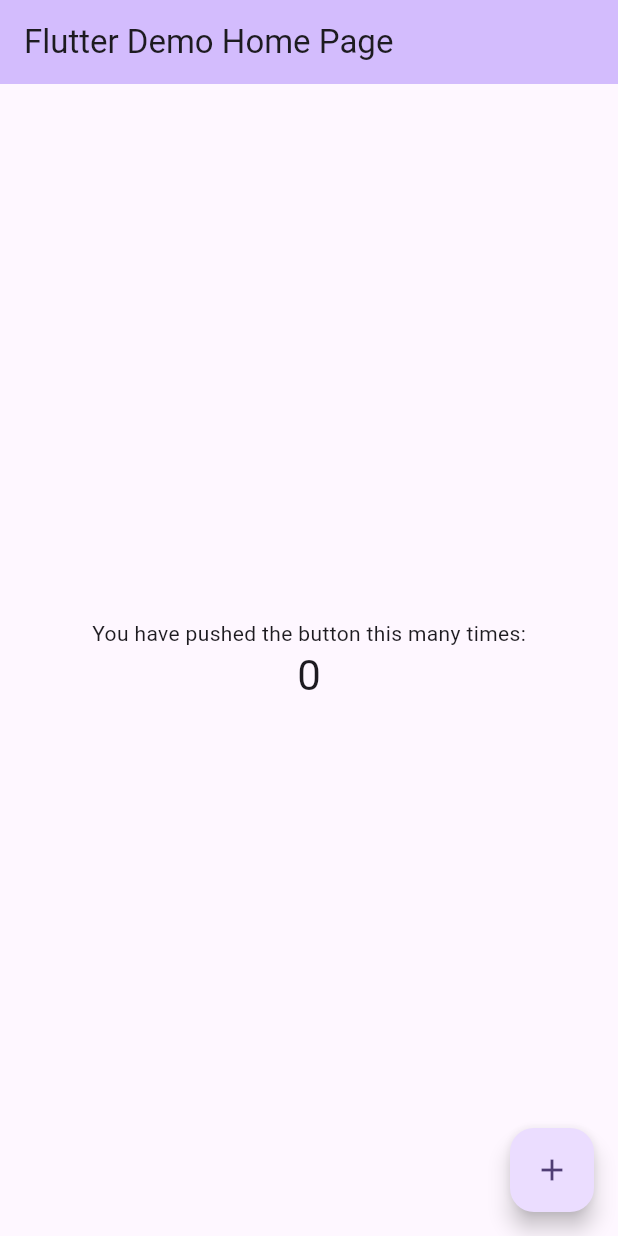
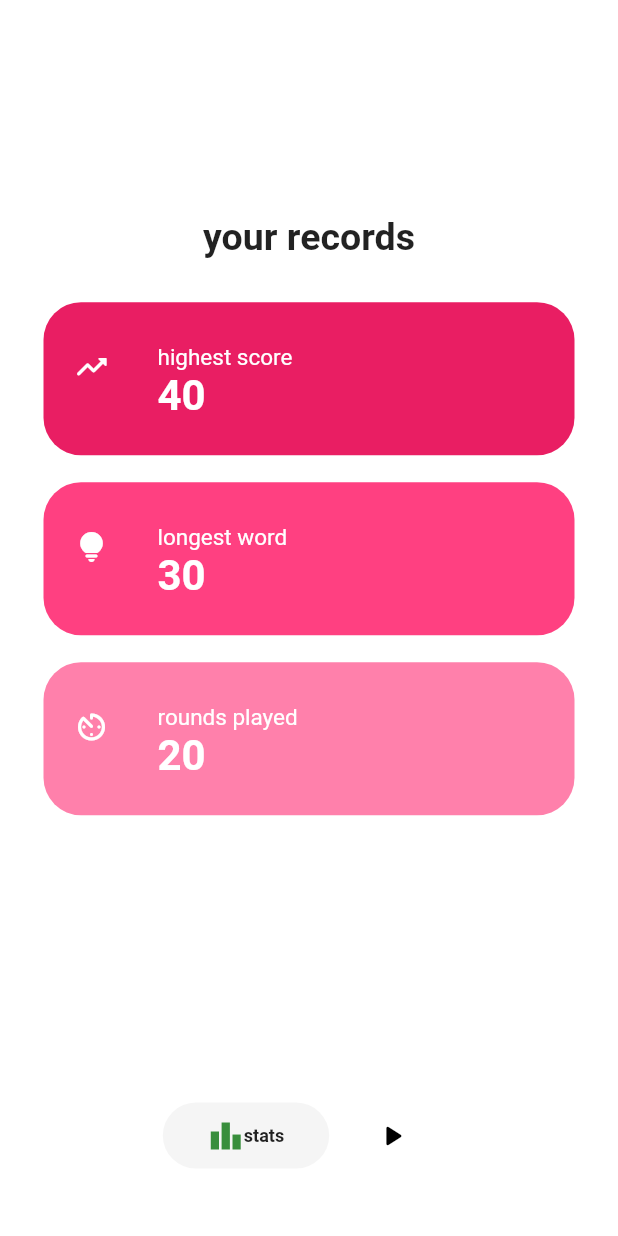
Before and after one commit to Candyzorua/floral_rain, a Flutter app: the screen it shows after launch, on a phone screen of 412 x 824 dp. Run offline on Flutter 3.47's test engine with Material 2 defaults, Android fonts, the phone set to English and light mode, and no system bars; drawn by our look-alikes of google_nav_bar; Roboto replaces fonts that are missing (ZenKakuGothicAntique).

Commit message:
Completed skeletons for Stats page and Start Game page

```diff
--- /dev/null
+++ b/lib/components/bottom_nav_bar.dart
@@ -0,0 +1,27 @@
+import 'package:floral_rain/const.dart';
+import 'package:flutter/material.dart';
+import 'package:google_nav_bar/google_nav_bar.dart';
+
+class BottomNavBar extends StatelessWidget {
+  const BottomNavBar({super.key, required this.onTabChange});
+  final void Function(int tabNum)? onTabChange;
+
+  @override
+  Widget build(BuildContext context) {
+    return Container(
+      margin: const EdgeInsets.all(45),
+      child: GNav(
+        onTabChange: (value) => {onTabChange!(value)},
+        padding: const EdgeInsets.symmetric(vertical: 10, horizontal: 30),
+          tabBorderRadius: 25.0,
+          mainAxisAlignment: MainAxisAlignment.center,
+          tabBackgroundColor: Colors.grey.shade100,
+          activeColor: Colors.green[700],
+          haptic: true,
+          tabs: [
+            GButton(icon: Icons.leaderboard, text: 'stats', textStyle: BOTTOM_NAVBAR_STYLE,),
+            GButton(icon: Icons.play_arrow_rounded, text: 'play', textStyle: BOTTOM_NAVBAR_STYLE,)
+          ]),
+    );
+  }
+}
--- /dev/null
+++ b/lib/const.dart
@@ -0,0 +1,26 @@
+import 'package:flutter/material.dart';
+
+// background color for entire app
+Color BGCOLOR = Colors.white;
+Color BOTTOM_SHEET_COLOR = Colors.white;
+
+// navbar text styles
+TextStyle BOTTOM_NAVBAR_STYLE =
+    const TextStyle(fontSize: 12, fontWeight: FontWeight.bold, fontFamily: 'ZenKakuGothicAntique');
+
+// game start page text styles
+TextStyle START_GAME_SMALL_TEXT_STYLE =
+const TextStyle(fontSize: 15, fontWeight: FontWeight.w400, fontFamily: 'ZenKakuGothicAntique');
+TextStyle START_GAME_LARGE_TEXT_STYLE =
+const TextStyle(fontSize: 25, fontWeight: FontWeight.w700, fontFamily: 'ZenKakuGothicAntique');
+
+// stats page text styles
+TextStyle STATS_SMALL_TEXT_STYLE =
+const TextStyle(fontSize: 15, fontWeight: FontWeight.w400, fontFamily: 'ZenKakuGothicAntique');
+TextStyle STATS_LARGE_TEXT_STYLE =
+const TextStyle(fontSize: 25, fontWeight: FontWeight.w700, fontFamily: 'ZenKakuGothicAntique');
+
+TextStyle STATS_TITLE_TEXT_STYLE =
+const TextStyle(fontSize: 15, color: Colors.white, fontWeight: FontWeight.w400, fontFamily: 'ZenKakuGothicAntique');
+TextStyle STATS_SUBTITLE_TEXT_STYLE =
+const TextStyle(fontSize: 28, color: Colors.white, fontWeight: FontWeight.w700, fontFamily: 'ZenKakuGothicAntique');
--- a/lib/main.dart
+++ b/lib/main.dart
@@ -1,3 +1,4 @@
+import 'pages/home_page.dart';
 import 'package:flutter/material.dart';
 
 void main() {
@@ -7,119 +8,11 @@ void main() {
 class MyApp extends StatelessWidget {
   const MyApp({super.key});
 
-  // This widget is the root of your application.
   @override
   Widget build(BuildContext context) {
-    return MaterialApp(
-      title: 'Flutter Demo',
-      theme: ThemeData(
-        // This is the theme of your application.
-        //
-        // TRY THIS: Try running your application with "flutter run". You'll see
-        // the application has a blue toolbar. Then, without quitting the app,
-        // try changing the seedColor in the colorScheme below to Colors.green
-        // and then invoke "hot reload" (save your changes or press the "hot
-        // reload" button in a Flutter-supported IDE, or press "r" if you used
-        // the command line to start the app).
-        //
-        // Notice that the counter didn't reset back to zero; the application
-        // state is not lost during the reload. To reset the state, use hot
-        // restart instead.
-        //
-        // This works for code too, not just values: Most code changes can be
-        // tested with just a hot reload.
-        colorScheme: ColorScheme.fromSeed(seedColor: Colors.deepPurple),
-        useMaterial3: true,
-      ),
-      home: const MyHomePage(title: 'Flutter Demo Home Page'),
+    return const MaterialApp(
+      debugShowCheckedModeBanner: false,
+      home: HomePage()
     );
   }
 }
-
-class MyHomePage extends StatefulWidget {
-  const MyHomePage({super.key, required this.title});
-
-  // This widget is the home page of your application. It is stateful, meaning
-  // that it has a State object (defined below) that contains fields that affect
-  // how it looks.
-
-  // This class is the configuration for the state. It holds the values (in this
-  // case the title) provided by the parent (in this case the App widget) and
-  // used by the build method of the State. Fields in a Widget subclass are
-  // always marked "final".
-
-  final String title;
-
-  @override
-  State<MyHomePage> createState() => _MyHomePageState();
-}
-
-class _MyHomePageState extends State<MyHomePage> {
-  int _counter = 0;
-
-  void _incrementCounter() {
-    setState(() {
-      // This call to setState tells the Flutter framework that something has
-      // changed in this State, which causes it to rerun the build method below
-      // so that the display can reflect the updated values. If we changed
-      // _counter without calling setState(), then the build method would not be
-      // called again, and so nothing would appear to happen.
-      _counter++;
-    });
-  }
-
-  @override
-  Widget build(BuildContext context) {
-    // This method is rerun every time setState is called, for instance as done
-    // by the _incrementCounter method above.
-    //
-    // The Flutter framework has been optimized to make rerunning build methods
-    // fast, so that you can just rebuild anything that needs updating rather
-    // than having to individually change instances of widgets.
-    return Scaffold(
-      appBar: AppBar(
-        // TRY THIS: Try changing the color here to a specific color (to
-        // Colors.amber, perhaps?) and trigger a hot reload to see the AppBar
-        // change color while the other colors stay the same.
-        backgroundColor: Theme.of(context).colorScheme.inversePrimary,
-        // Here we take the value from the MyHomePage object that was created by
-        // the App.build method, and use it to set our appbar title.
-        title: Text(widget.title),
-      ),
-      body: Center(
-        // Center is a layout widget. It takes a single child and positions it
-        // in the middle of the parent.
-        child: Column(
-          // Column is also a layout widget. It takes a list of children and
-          // arranges them vertically. By default, it sizes itself to fit its
-          // children horizontally, and tries to be as tall as its parent.
-          //
-          // Column has various properties to control how it sizes itself and
-          // how it positions its children. Here we use mainAxisAlignment to
-          // center the children vertically; the main axis here is the vertical
-          // axis because Columns are vertical (the cross axis would be
-          // horizontal).
-          //
-          // TRY THIS: Invoke "debug painting" (choose the "Toggle Debug Paint"
-          // action in the IDE, or press "p" in the console), to see the
-          // wireframe for each widget.
-          mainAxisAlignment: MainAxisAlignment.center,
-          children: <Widget>[
-            const Text(
-              'You have pushed the button this many times:',
-            ),
-            Text(
-              '$_counter',
-              style: Theme.of(context).textTheme.headlineMedium,
-            ),
-          ],
-        ),
-      ),
-      floatingActionButton: FloatingActionButton(
-        onPressed: _incrementCounter,
-        tooltip: 'Increment',
-        child: const Icon(Icons.add),
-      ), // This trailing comma makes auto-formatting nicer for build methods.
-    );
-  }
-}
--- /dev/null
+++ b/lib/pages/home_page.dart
@@ -0,0 +1,37 @@
+import 'package:floral_rain/pages/start_game_page.dart';
+import 'package:floral_rain/pages/stats_page.dart';
+import 'package:flutter/material.dart';
+import '../components/bottom_nav_bar.dart';
+import '../const.dart';
+
+class HomePage extends StatefulWidget {
+  const HomePage({super.key});
+
+  @override
+  State<HomePage> createState() => _HomePageState();
+}
+
+class _HomePageState extends State<HomePage> {
+  int _selectedIndex = 0;
+
+  // pages
+  final List _pages = [const StatsPage(), const StartGamePage()];
+
+  @override
+  Widget build(BuildContext context) {
+    return Scaffold(
+      backgroundColor: BGCOLOR,
+      bottomNavigationBar: BottomNavBar(
+        onTabChange: (index) => navigateBottomBar(index),
+      ),
+      body: _pages[_selectedIndex],
+    );
+  }
+
+  // navigate bottom bar
+  void navigateBottomBar(int index) {
+    setState(() {
+      _selectedIndex = index;
+    });
+  }
+}
--- /dev/null
+++ b/lib/pages/stats_page.dart
@@ -0,0 +1,76 @@
+import 'package:floral_rain/const.dart';
+import 'package:flutter/material.dart';
+
+class StatsPage extends StatefulWidget {
+  const StatsPage({super.key});
+
+  @override
+  State<StatsPage> createState() => _StatsPageState();
+}
+
+class _StatsPageState extends State<StatsPage> {
+
+  @override
+  Widget build(BuildContext context) {
+    return Center(
+      child: Column(
+        children: [
+          Expanded(
+            flex: 1,
+            child: Container(
+              alignment: AlignmentDirectional.bottomCenter,
+              child: Text(
+                'your records',
+                style: STATS_LARGE_TEXT_STYLE,
+              ),
+            ),
+          ),
+          Expanded(
+            flex: 3,
+            child: Padding(
+              padding: const EdgeInsets.all(25.0),
+              child: ListView(
+                children: [
+                  StatsCard('highest score', '40',
+                      Icons.trending_up_rounded, Colors.pink),
+                  const SizedBox(height: 10),
+                  StatsCard('longest word', '30', Icons.lightbulb_rounded,
+                      Colors.pinkAccent),
+                  const SizedBox(height: 10),
+                  StatsCard('rounds played', '20', Icons.av_timer_rounded,
+                      Colors.pinkAccent[100]!),
+                ],
+              ),
+            ),
+          )
+        ],
+      ),
+    );
+  }
+}
+
+class StatsCard extends Card {
+  StatsCard(String title, String subtitle, IconData icon, Color bgColor,
+      {super.key})
+      : super(
+            elevation: 0,
+            color: bgColor,
+            shape: const RoundedRectangleBorder(
+                borderRadius: BorderRadius.all(
+              Radius.circular(25),
+            )),
+            child: ListTile(
+              iconColor: Colors.white,
+              contentPadding:
+                  EdgeInsets.symmetric(vertical: 15, horizontal: 20.0),
+              leading: Icon(icon),
+              title: Text(
+                title,
+                style: STATS_TITLE_TEXT_STYLE,
+              ),
+              subtitle: Text(
+                subtitle,
+                style: STATS_SUBTITLE_TEXT_STYLE,
+              ),
+            ));
+}
```
Also changed, not shown: lib/pages/start_game_page.dart (added, +86 -0 lines), pubspec.yaml (+14 -27 lines), assets/images/japanese-cherry-garden-bridge-and-sakura-blossom_19804660.jpg (added), assets/images/japanese-cherry-garden-bridge-and-sakura-blossom_19804660_cropped.jpg (added), pubspec.lock, 6 other files.
